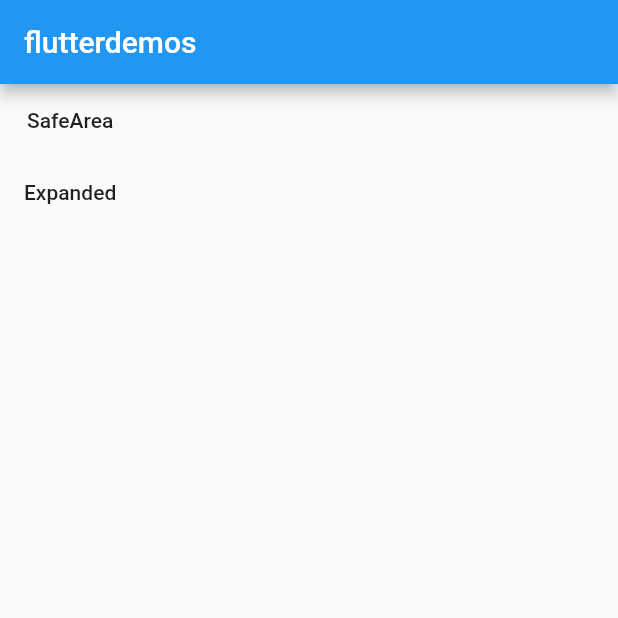
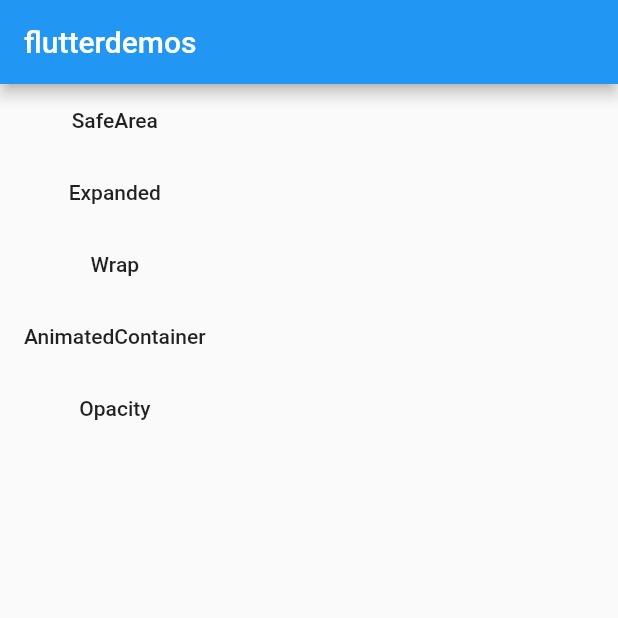
Before and after one commit to WangYantao/flutterdemos, a Flutter app: the screen it shows after launch, on a phone screen of 412 x 824 dp, the top half of it. Run offline on Flutter 3.47's test engine with Material 2 defaults, Android fonts, the phone set to English and light mode, and no system bars.

Commit message:
使用Opacity

```diff
--- a/lib/main.dart
+++ b/lib/main.dart
@@ -1,6 +1,9 @@
 import 'package:flutter/material.dart';
 import 'widgets/safearea.dart';
 import 'widgets/expanded.dart';
+import 'widgets/wrap.dart';
+import 'widgets/animatedcontainer.dart';
+import 'widgets/Opacity.dart';
 
 void main() => runApp(MyApp());
 
@@ -41,6 +44,24 @@ class HomeWidget extends StatelessWidget{
                 _toNextPage(context, 'Expanded');
               },
             ),
+            MaterialButton(
+              child: Text('Wrap'),
+              onPressed: (){
+                _toNextPage(context, 'Wrap');
+              },
+            ),
+            MaterialButton(
+              child: Text('AnimatedContainer'),
+              onPressed: (){
+                _toNextPage(context, 'AnimatedContainer');
+              },
+            ),
+            MaterialButton(
+              child: Text('Opacity'),
+              onPressed: (){
+                _toNextPage(context, 'Opacity');
+              },
+            ),
           ],
         ),
       ),
@@ -53,6 +74,12 @@ class HomeWidget extends StatelessWidget{
         return SafeAreaPage();
       }else if(pageName == 'Expanded'){
         return ExpandedPage();
+      }else if(pageName == 'Wrap'){
+        return WrapPage();
+      }else if(pageName == 'AnimatedContainer'){
+        return AnimatedContainerPage();
+      }else if(pageName == 'Opacity'){
+        return OpacityPage();
       }
     }));
   }
```
Also changed, not shown: lib/widgets/Opacity.dart (added, +45 -0 lines).
